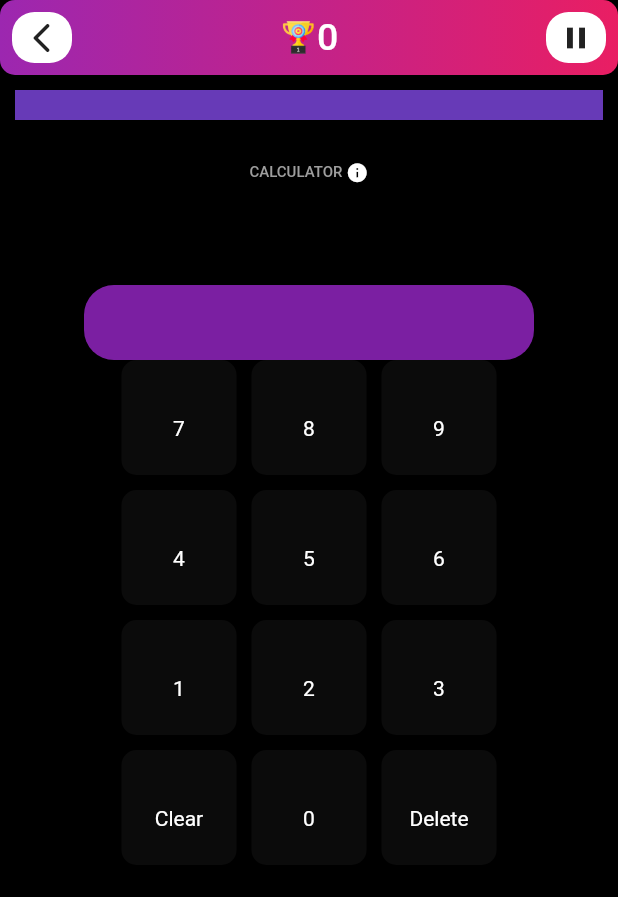
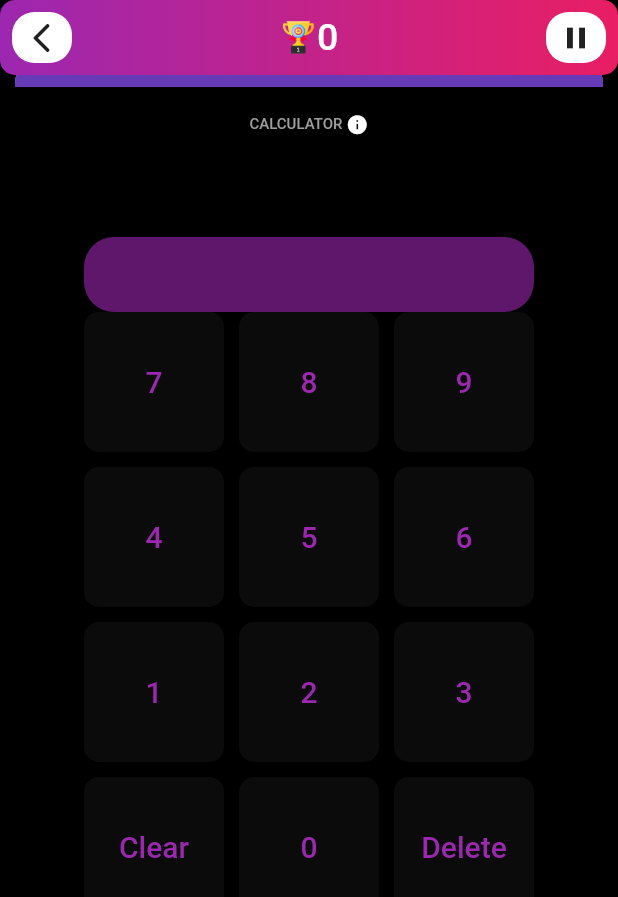
Before and after one commit to imransaglam/mathgameimran, a Flutter app: the CalculatorScreen screen opened directly, on a phone screen of 412 x 824 dp. Shown: the top 897 px of the screen. Run offline on Flutter 3.47's test engine with Material 2 defaults, Android fonts, the phone set to English and light mode, and no system bars; drawn by our look-alikes of percent_indicator.

Commit message:
fourth commit

```diff
--- a/lib/pages/calculator.dart
+++ b/lib/pages/calculator.dart
@@ -44,12 +44,12 @@ class _CalculatorScreenState extends State<CalculatorScreen> {
           Column(
         children: [
           AppBarCalculator(),
-          TimerCalculator(),
+         // TimerCalculator(),
           CalculatorInfo(),
           CalculatorText(),
           CalculatorInput(),
           Container(
-            width: 250,
+            width: 300,
             height: 500,
             child:GridView.builder(
               gridDelegate: SliverGridDelegateWithFixedCrossAxisCount(
@@ -59,9 +59,9 @@ class _CalculatorScreenState extends State<CalculatorScreen> {
                           itemCount: numbers.length
                 , itemBuilder: ((context, index) {
                   return Container(
-                    padding: EdgeInsets.only(top: 15),
-                            height: 30,
-                            width: 30,
+
+                            height: 60,
+                            width: 60,
                             decoration: BoxDecoration(
                               borderRadius: BorderRadius.circular(10),
                               color: Color(0xffD9D9D9).withOpacity(0.05),
@@ -69,7 +69,7 @@ class _CalculatorScreenState extends State<CalculatorScreen> {
                   ),
                   child: Container(
                     alignment: Alignment.center,
-                    child: Text(numbers[index],style: TextStyle(color: Colors.white),)),
+                    child: Text(numbers[index],style: TextStyle(color: Colors.purple,fontSize: 20,fontWeight: FontWeight.w500),)),
                   );
 
                 })),
--- a/lib/widgets/calculator_appbar.dart
+++ b/lib/widgets/calculator_appbar.dart
@@ -2,6 +2,7 @@ import 'package:flutter/cupertino.dart';
 import 'package:flutter/material.dart';
 import 'package:flutter/src/widgets/container.dart';
 import 'package:flutter/src/widgets/framework.dart';
+import 'package:game/widgets/calculator_time.dart';
 
 import 'mathpuzzleScreen_backward.dart';
 
@@ -16,7 +17,16 @@ class _AppBarCalculatorState extends State<AppBarCalculator> {
   @override
   Widget build(BuildContext context) {
     return SafeArea(
-      child: Container(
+      child:Stack(
+        children: [
+          Container(width:MediaQuery.of(context).size.width,
+          height: 58,
+          //color: Colors.red,
+          ),
+          Positioned(
+            top:40,
+            child: TimerCalculator()),
+           Container(
         width: MediaQuery.of(context).size.width,
         height: 50,
         decoration: BoxDecoration(
@@ -68,6 +78,8 @@ class _AppBarCalculatorState extends State<AppBarCalculator> {
           ],
         ),
       ),
+        ],
+      )
     );
   }
 }
--- a/lib/widgets/calculator_gameover.dart
+++ b/lib/widgets/calculator_gameover.dart
@@ -2,6 +2,8 @@ import 'package:flutter/cupertino.dart';
 import 'package:flutter/material.dart';
 import 'package:flutter/src/widgets/container.dart';
 import 'package:flutter/src/widgets/framework.dart';
+
+import '../pages/calculator.dart';
 
 class CalculatorGameOver extends StatefulWidget {
   const CalculatorGameOver({super.key});
--- a/lib/widgets/calculator_input.dart
+++ b/lib/widgets/calculator_input.dart
@@ -18,7 +18,8 @@ class _CalculatorInputState extends State<CalculatorInput> {
       height: 50,
       decoration: BoxDecoration(
         borderRadius: BorderRadius.circular(20),
-        color: Colors.purple[700]
+        color: Colors.purple.withOpacity(0.6),
+
       ),
     );
   }
--- a/lib/widgets/calculator_time.dart
+++ b/lib/widgets/calculator_time.dart
@@ -15,12 +15,14 @@ class _TimerCalculatorState extends State<TimerCalculator> {
   Widget build(BuildContext context) {
     return Container(
       width:MediaQuery.of(context).size.width ,
-      height: 40,
-      //color: Colors.green,
+
       child: LinearPercentIndicator(
+        barRadius: Radius.circular(15),
+
+     isRTL: true,
         animation: true,
         animationDuration: 60000,
-        lineHeight: 20.0,
+        lineHeight: 80.0,
         percent: 1,
         progressColor: Colors.deepPurple,
         backgroundColor: Colors.deepPurple.shade200,
```
